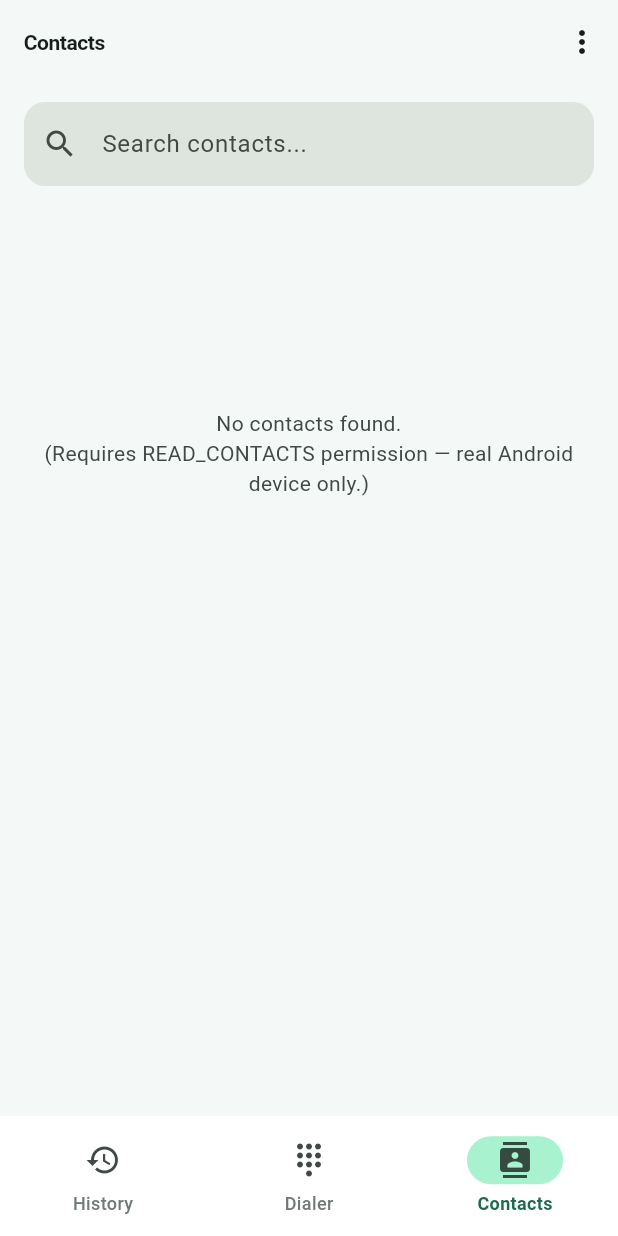
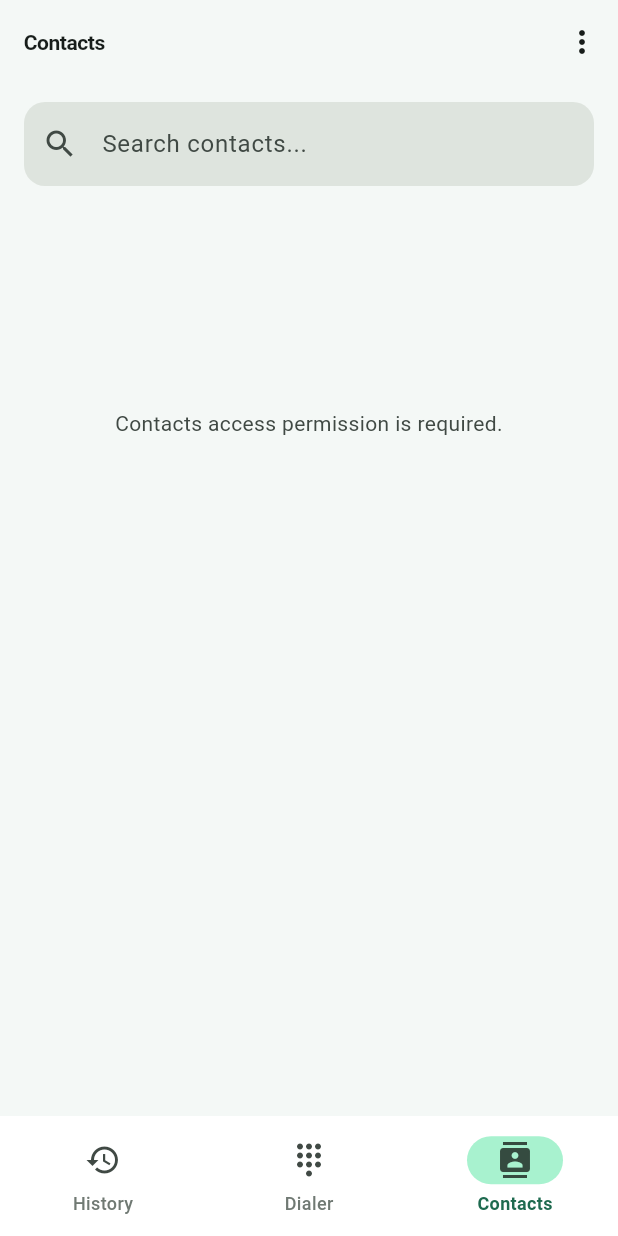
Before and after one commit to FANDCS/Callen_App, a Flutter app: the screen it shows after launch, item 3 of the bottom bar chosen, on a phone screen of 412 x 824 dp. Run offline on Flutter 3.47's test engine with Material 3 defaults, Android fonts, the phone set to English and light mode, and no system bars; our stand-ins replace flutter_contacts, permission_handler, shared_preferences; missing offline and left inert: call_log, flutter_phone_direct_caller; statements that could not run were skipped.

Commit message:
From JetBrains app

```diff
--- a/lib/screens/contacts_screen.dart
+++ b/lib/screens/contacts_screen.dart
@@ -29,13 +29,7 @@ class ContactsScreen extends StatefulWidget {
 class _ContactsScreenState extends State<ContactsScreen> {
   List<ContactEntry> _allContacts = [];
   bool _loading = true;
-  // ΣΗΜΑΝΤΙΚΟ: δεν κρατάμε πλέον ξεχωριστό "_filtered" state το οποίο
-  // ενημερωνόταν από listener/onChanged — αυτό ήταν επιρρεπές σε
-  // desync (π.χ. αν το _load() ολοκληρωνόταν ΜΕΤΑ από ένα keystroke,
-  // ξανάγραφε το _filtered πάνω στο ό,τι είχε πληκτρολογηθεί). Τώρα το
-  // φιλτράρισμα υπολογίζεται ΚΑΤ' ΕΥΘΕΙΑΝ μέσα στο build, μέσω
-  // ValueListenableBuilder πάνω στο ίδιο το controller — είναι η πιο
-  // αξιόπιστη, εγγυημένη-να-ενημερώνεται μέθοδος στο Flutter.
+  bool _permissionGranted = true;
   final _searchController = TextEditingController();
 
   @override
@@ -54,7 +48,10 @@ class _ContactsScreenState extends State<ContactsScreen> {
     final granted = await widget.contactsService.requestPermission();
     if (!granted) {
       if (!mounted) return;
-      setState(() => _loading = false);
+      setState(() {
+        _permissionGranted = false;
+        _loading = false;
+      });
       return;
     }
     final contacts = await widget.contactsService.getContacts(
@@ -63,6 +60,7 @@ class _ContactsScreenState extends State<ContactsScreen> {
     contacts.sort((a, b) => a.displayName.compareTo(b.displayName));
     if (!mounted) return;
     setState(() {
+      _permissionGranted = true;
       _allContacts = contacts;
       _loading = false;
     });
@@ -150,6 +148,26 @@ class _ContactsScreenState extends State<ContactsScreen> {
   Widget _buildList(List<ContactEntry> filtered, AppStrings s) {
     if (_loading) {
       return const Center(child: CircularProgressIndicator());
+    }
+
+    if (!_permissionGranted) {
+      return RefreshIndicator(
+        onRefresh: _load,
+        child: ListView(
+          physics: const AlwaysScrollableScrollPhysics(
+            parent: BouncingScrollPhysics(),
+          ),
+          children: [
+            const SizedBox(height: 120),
+            Center(
+              child: Padding(
+                padding: const EdgeInsets.all(24.0),
+                child: Text(s.contactsPermissionNeeded, textAlign: TextAlign.center),
+              ),
+            ),
+          ],
+        ),
+      );
     }
 
     if (_allContacts.isEmpty) {
--- a/lib/utils/app_strings.dart
+++ b/lib/utils/app_strings.dart
@@ -41,19 +41,19 @@ class AppStrings {
   String get settingsSaved =>
       _isGreek ? 'Οι ρυθμίσεις αποθηκεύτηκαν' : 'Settings saved';
 
-  // --- Ιστορικό κλήσεων ---
-  String get callLogEmpty => _isGreek
-      ? 'Δεν βρέθηκε ιστορικό κλήσεων.\n(Χρειάζεται άδεια READ_CALL_LOG — μόνο σε πραγματική συσκευή Android.)'
-      : 'No call history found.\n(Requires READ_CALL_LOG permission — real Android device only.)';
+  String get callLogEmpty => _isGreek ? 'Δεν έχεις καμία κλήση.' : 'You have no calls.';
+  String get callLogPermissionNeeded => _isGreek
+      ? 'Χρειάζεται άδεια πρόσβασης στο ιστορικό κλήσεων.'
+      : 'Call log access permission is required.';
   String get today => _isGreek ? 'Σήμερα' : 'Today';
   String get yesterday => _isGreek ? 'Χθες' : 'Yesterday';
 
-  // --- Επαφές ---
   String get searchContactsHint =>
       _isGreek ? 'Αναζήτηση επαφών...' : 'Search contacts...';
-  String get contactsEmpty => _isGreek
-      ? 'Δεν βρέθηκαν επαφές.\n(Χρειάζεται άδεια READ_CONTACTS — μόνο σε πραγματική συσκευή Android.)'
-      : 'No contacts found.\n(Requires READ_CONTACTS permission — real Android device only.)';
+  String get contactsEmpty => _isGreek ? 'Δεν έχεις καμία επαφή.' : 'You have no contacts.';
+  String get contactsPermissionNeeded => _isGreek
+      ? 'Χρειάζεται άδεια πρόσβασης στις επαφές.'
+      : 'Contacts access permission is required.';
   String get contactsNoMatch => _isGreek
       ? 'Καμία επαφή δεν ταιριάζει με την αναζήτηση.'
       : 'No contact matches your search.';
```
Also changed, not shown: lib/screens/call_log_screen.dart (+29 -5 lines), lib/screens/fake_call_screen.dart (+19 -9 lines), lib/services/contacts_service_android.dart (+55 -30 lines), lib/services/fake_call_setup_screen.dart (deleted, +0 -113 lines), 1 other file.
